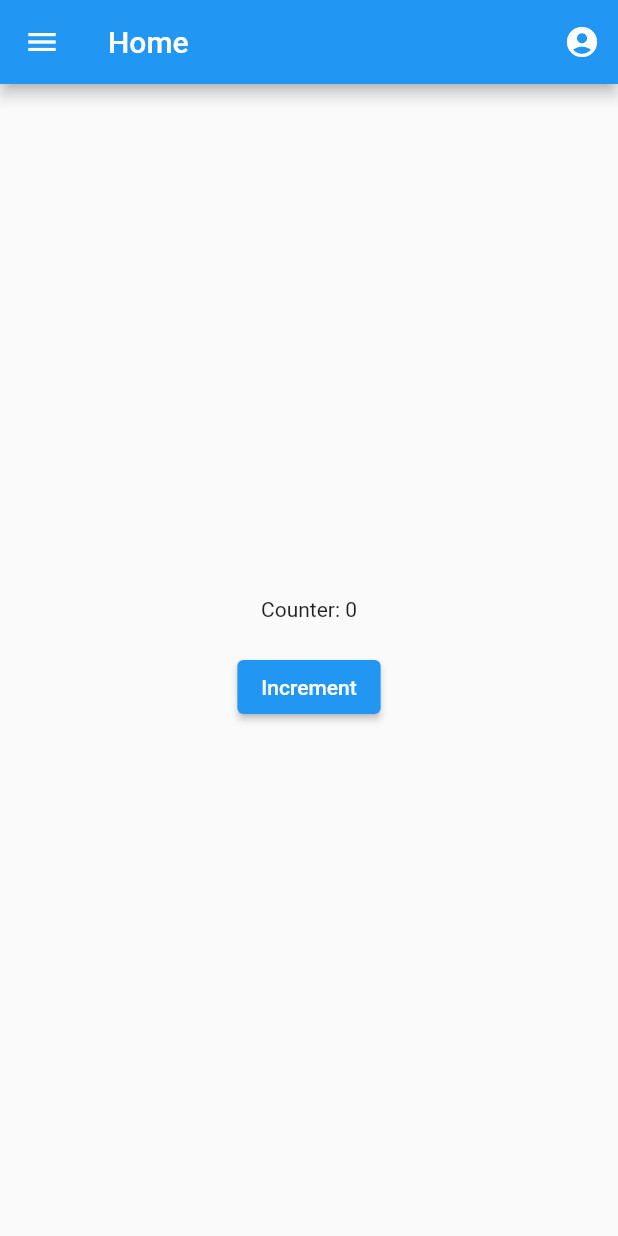
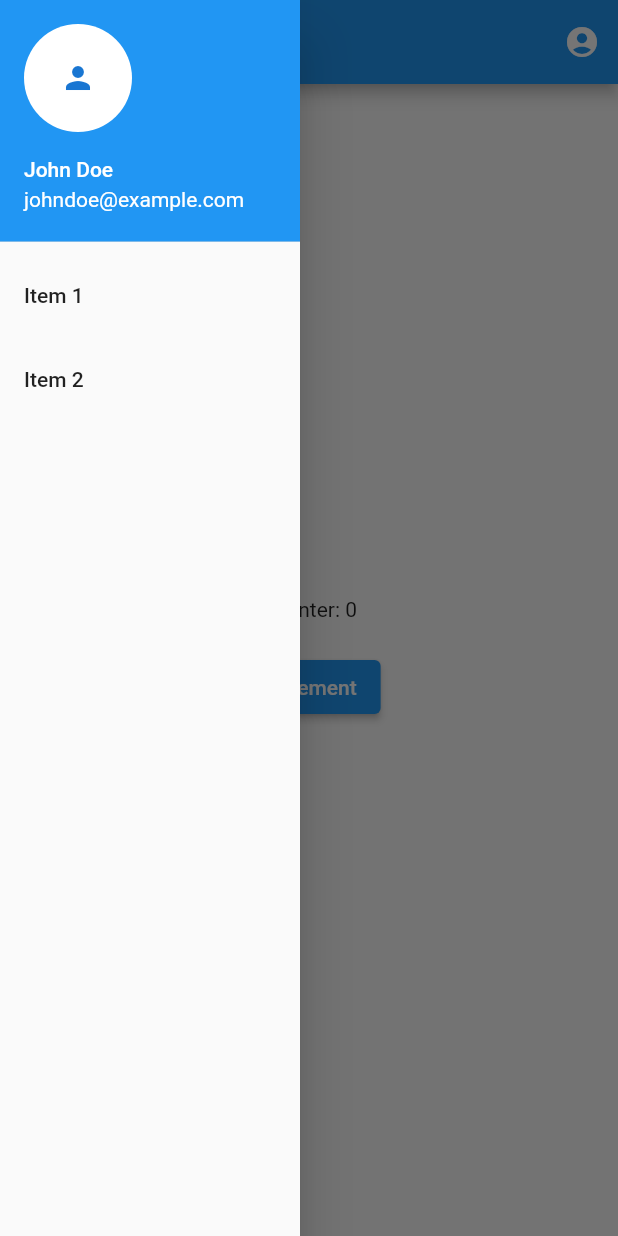
Before and after one commit to HEEPOKE/flutter-bloc, a Flutter app: the screen it shows after launch, with the side drawer open (before the commit the screen has no drawer), on a phone screen of 412 x 824 dp. Run offline on Flutter 3.47's test engine with Material 2 defaults, Android fonts, the phone set to English and light mode, and no system bars; our stand-ins replace flutter_bloc.

Commit message:
:money_with_wings: add nav drawer && refactor code

```diff
--- a/lib/main.dart
+++ b/lib/main.dart
@@ -10,7 +10,7 @@ class MyApp extends StatelessWidget {
 
   @override
   Widget build(BuildContext context) {
-    return const MaterialApp(
+    return MaterialApp(
       title: 'My App',
       home: HomeScreen(),
     );
--- a/lib/ui/screens/home_screen.dart
+++ b/lib/ui/screens/home_screen.dart
@@ -2,26 +2,35 @@ import 'package:flutter/material.dart';
 import 'package:flutter_bloc/flutter_bloc.dart';
 import '../../bloc/home_bloc.dart';
 import '../widgets/topbar_display.dart';
+import '../widgets/navigation_drawer.dart' as nav_drawer;
 
 class HomeScreen extends StatelessWidget {
-  const HomeScreen({Key? key}) : super(key: key);
+  final GlobalKey<ScaffoldState> scaffoldKey = GlobalKey<ScaffoldState>();
+
+  HomeScreen({Key? key}) : super(key: key);
 
   @override
   Widget build(BuildContext context) {
     return BlocProvider(
       create: (_) => HomeBloc(),
-      child: const HomeScreenBody(),
+      child: HomeScreenBody(scaffoldKey: scaffoldKey),
     );
   }
 }
 
 class HomeScreenBody extends StatelessWidget {
- const HomeScreenBody({Key? key}) : super(key: key);
+  final GlobalKey<ScaffoldState> scaffoldKey;
+
+  const HomeScreenBody({Key? key, required this.scaffoldKey}) : super(key: key);
 
   @override
   Widget build(BuildContext context) {
     return Scaffold(
-      appBar: const TopAppBar(title: "Home", avatarIcon: Icons.account_circle,),
+      appBar: const TopAppBar(
+        title: "Home",
+        avatarIcon: Icons.account_circle,
+      ),
+      drawer: const nav_drawer.NavigationDrawer(),
       body: Center(
         child: BlocBuilder<HomeBloc, HomeState>(
           builder: (context, state) {
--- /dev/null
+++ b/lib/ui/widgets/navigation_drawer.dart
@@ -0,0 +1,32 @@
+import 'package:flutter/material.dart';
+
+class NavigationDrawer extends StatelessWidget {
+  const NavigationDrawer({Key? key}) : super(key: key);
+
+  @override
+  Widget build(BuildContext context) {
+    return Drawer(
+      width: 200,
+      child: ListView(
+        children: <Widget>[
+          const UserAccountsDrawerHeader(
+            accountName: Text("John Doe"),
+            accountEmail: Text("johndoe@example.com"),
+            currentAccountPicture: CircleAvatar(
+              backgroundColor: Colors.white,
+              child: Icon(Icons.person),
+            ),
+          ),
+          ListTile(
+            title: const Text("Item 1"),
+            onTap: () {},
+          ),
+          ListTile(
+            title: const Text("Item 2"),
+            onTap: () {},
+          ),
+        ],
+      ),
+    );
+  }
+}
--- a/lib/ui/widgets/topbar_display.dart
+++ b/lib/ui/widgets/topbar_display.dart
@@ -4,7 +4,11 @@ class TopAppBar extends StatelessWidget implements PreferredSizeWidget {
   final String title;
   final IconData avatarIcon;
 
-  const TopAppBar({required this.title, required this.avatarIcon, Key? key}) : super(key: key);
+  const TopAppBar({
+    required this.title,
+    required this.avatarIcon,
+    Key? key,
+  }) : super(key: key);
 
   @override
   Size get preferredSize => const Size.fromHeight(kToolbarHeight);
@@ -13,17 +17,10 @@ class TopAppBar extends StatelessWidget implements PreferredSizeWidget {
   Widget build(BuildContext context) {
     return AppBar(
       title: Text(title),
-      leading: IconButton(
-        icon: const Icon(Icons.menu),
-        onPressed: () {
-
-        },
-      ),
       actions: [
         IconButton(
           icon: Icon(avatarIcon),
-          onPressed: () {
-          },
+          onPressed: () {},
         ),
       ],
     );
```
